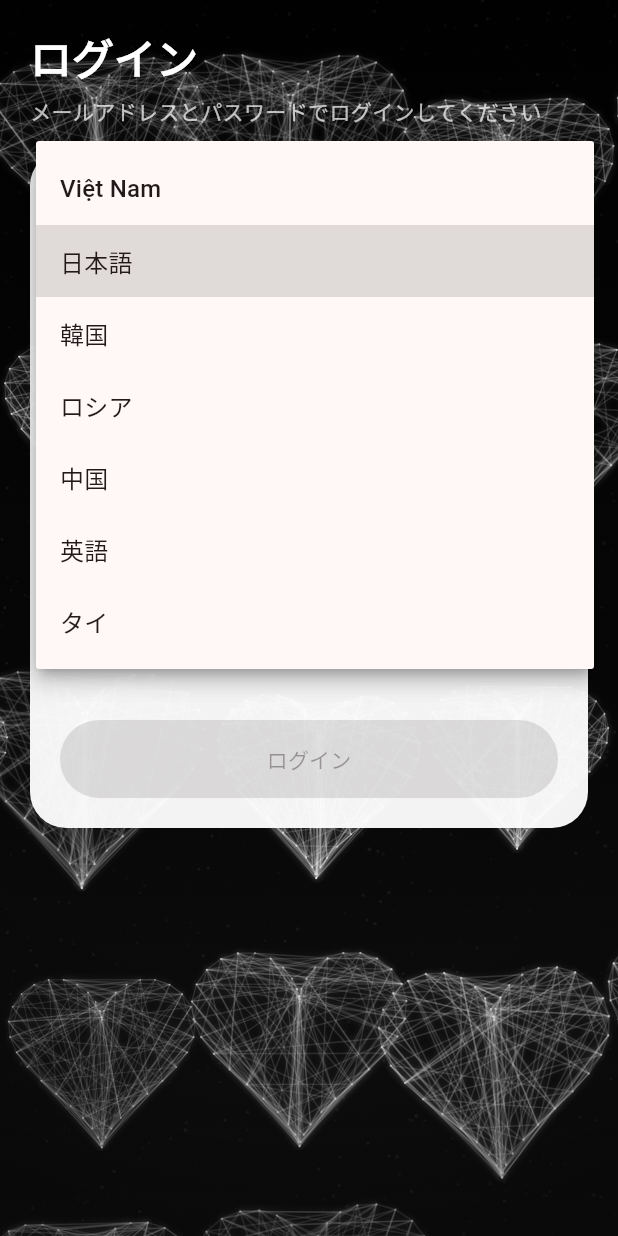
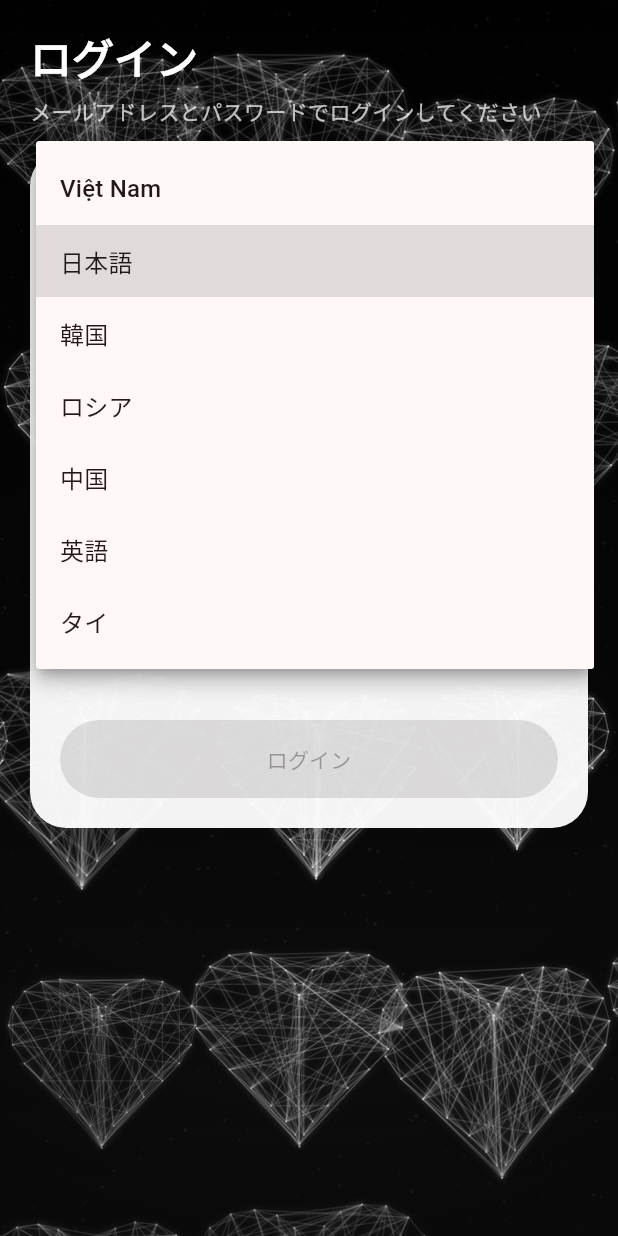
Before and after one commit to Kimura1406/Date_app, a Flutter app: the screen it shows after launch, after a tap on "日本語", on a phone screen of 412 x 824 dp. Run offline on Flutter 3.47's test engine with Material 3 defaults, Android fonts, the phone set to English and light mode, and no system bars; our stand-ins replace shared_preferences; accounts and stored records are empty.

Commit message:
Fix mobile input visibility and chat responsiveness

```diff
--- a/mobile/lib/screens/chat_room_screen.dart
+++ b/mobile/lib/screens/chat_room_screen.dart
@@ -211,6 +211,10 @@ class _ChatRoomScreenState extends State<ChatRoomScreen> {
                   Expanded(
                     child: TextField(
                       controller: _messageController,
+                      style: const TextStyle(
+                        color: Color(0xFF20181B),
+                      ),
+                      cursorColor: const Color(0xFF9E4E5D),
                       textInputAction: TextInputAction.send,
                       onSubmitted: (_) => _sendMessage(),
                       decoration: InputDecoration(
--- a/mobile/lib/screens/login_screen.dart
+++ b/mobile/lib/screens/login_screen.dart
@@ -107,6 +107,10 @@ class LoginScreen extends StatelessWidget {
                             const SizedBox(height: 6),
                             TextFormField(
                               controller: emailController,
+                              style: const TextStyle(
+                                color: Color(0xFF20181B),
+                              ),
+                              cursorColor: const Color(0xFF9E4E5D),
                               keyboardType: TextInputType.emailAddress,
                               textInputAction: TextInputAction.next,
                               maxLength: 50,
@@ -134,6 +138,10 @@ class LoginScreen extends StatelessWidget {
                             TextFormField(
                               controller: passwordController,
                               focusNode: passwordFocusNode,
+                              style: const TextStyle(
+                                color: Color(0xFF20181B),
+                              ),
+                              cursorColor: const Color(0xFF9E4E5D),
                               obscureText: obscurePassword,
                               textInputAction: TextInputAction.done,
                               decoration: InputDecoration(
--- a/mobile/lib/widgets/app_scene_background.dart
+++ b/mobile/lib/widgets/app_scene_background.dart
@@ -1,5 +1,6 @@
 import 'dart:math' as math;
 
+import 'package:flutter/foundation.dart';
 import 'package:flutter/material.dart';
 
 class AppSceneBackground extends StatelessWidget {
@@ -96,7 +97,10 @@ class _WireframeHeartsBackgroundPainter extends CustomPainter {
   void _paintDust(Canvas canvas, Size size) {
     final random = math.Random(44);
     final dustPaint = Paint()..style = PaintingStyle.fill;
-    final dustCount = (size.width * size.height / 240).round();
+    const mobileDensityDivisor = 300.0;
+    const webDensityDivisor = 420.0;
+    const densityDivisor = kIsWeb ? webDensityDivisor : mobileDensityDivisor;
+    final dustCount = (size.width * size.height / densityDivisor).round();
 
     for (var index = 0; index < dustCount; index++) {
       final dx = random.nextDouble() * size.width;
@@ -143,7 +147,11 @@ class _WireframeHeartsBackgroundPainter extends CustomPainter {
     for (var index = 0; index < points.length; index++) {
       final start = points[index];
       final linked = <int>{};
-      while (linked.length < 4) {
+      const mobileTargetLinkCount = 4;
+      const webTargetLinkCount = 3;
+      const targetLinkCount =
+          kIsWeb ? webTargetLinkCount : mobileTargetLinkCount;
+      while (linked.length < targetLinkCount) {
         final target = random.nextInt(points.length);
         if (target == index) continue;
         linked.add(target);
@@ -169,8 +177,11 @@ class _WireframeHeartsBackgroundPainter extends CustomPainter {
   List<Offset> _buildHeartPoints(double size) {
     final points = <Offset>[];
     final scale = size * 0.07;
+    const mobileStep = 10;
+    const webStep = 12;
+    const step = kIsWeb ? webStep : mobileStep;
 
-    for (var degree = 0; degree < 360; degree += 8) {
+    for (var degree = 0; degree < 360; degree += step) {
       final t = degree * math.pi / 180;
       final x = 16 * math.pow(math.sin(t), 3);
       final y = 13 * math.cos(t) -
--- a/mobile/lib/widgets/profile_field.dart
+++ b/mobile/lib/widgets/profile_field.dart
@@ -34,6 +34,10 @@ class ProfileField extends StatelessWidget {
           const SizedBox(height: 6),
           TextFormField(
             controller: controller,
+            style: const TextStyle(
+              color: Color(0xFF20181B),
+            ),
+            cursorColor: const Color(0xFF9E4E5D),
             keyboardType: keyboardType,
             maxLines: maxLines,
             obscureText: obscureText,
```
Also changed, not shown: mobile/lib/screens/chat_room_detail_screen.dart (+31 -4 lines).
